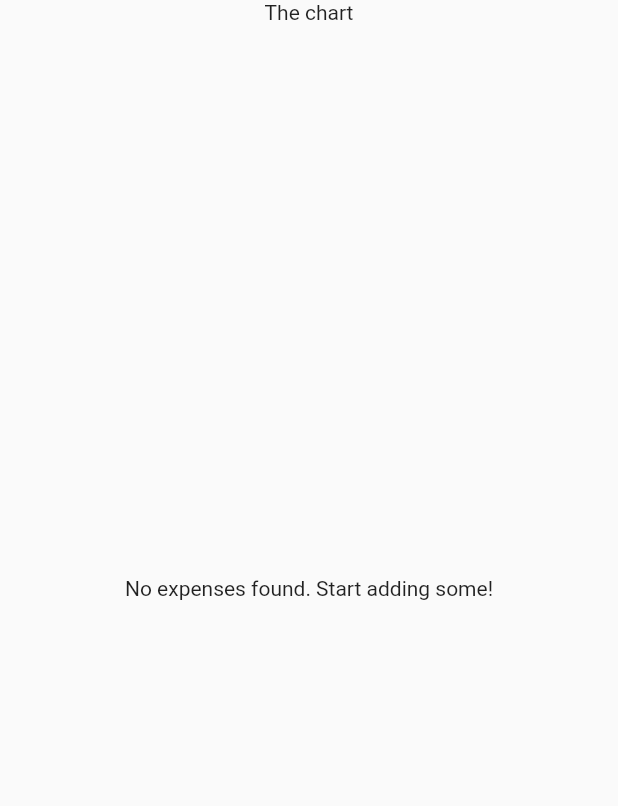
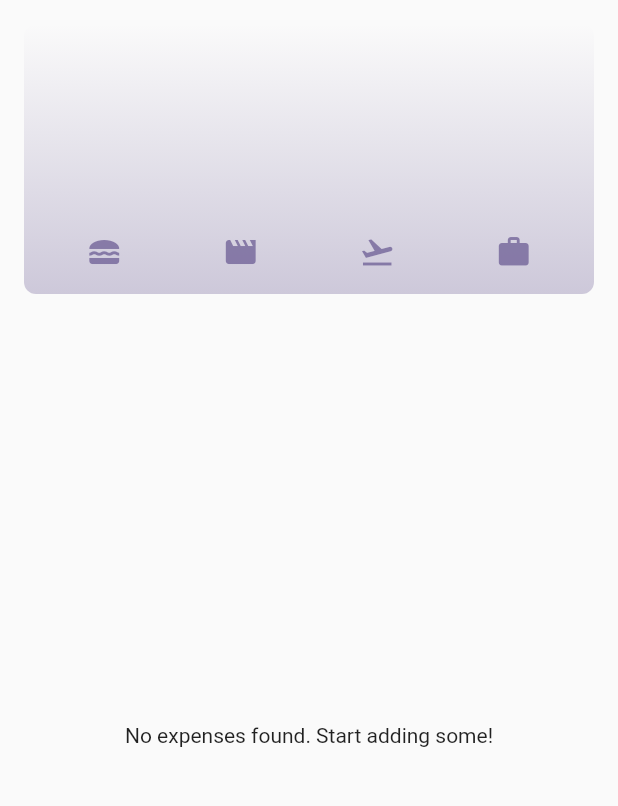
Before and after one commit to Demetre-Panjakidze/expense_tracker, a Flutter app: the screen it shows after launch, on a phone screen of 412 x 824 dp, the part 84-890 px from its top. Run offline on Flutter 3.47's test engine with Material 2 defaults, Android fonts, the phone set to English and light mode, and no system bars.

Commit message:
Section done. now responsiveness

```diff
--- a/lib/models/expense.dart
+++ b/lib/models/expense.dart
@@ -8,7 +8,7 @@ const uuid = Uuid();
 
 enum Category { food, travel, leisure, work }
 
-const CategoryIcons = {
+const categoryIcons = {
   Category.food: Icons.lunch_dining,
   Category.travel: Icons.flight_takeoff,
   Category.leisure: Icons.movie,
--- /dev/null
+++ b/lib/widgets/chart/chart.dart
@@ -0,0 +1,95 @@
+import 'package:flutter/material.dart';
+
+import 'package:expense_tracker/widgets/chart/chart_bar.dart';
+import 'package:expense_tracker/models/expense.dart';
+
+class Chart extends StatelessWidget {
+  const Chart({super.key, required this.expenses});
+
+  final List<Expense> expenses;
+
+  List<ExpenseBucket> get buckets {
+    return [
+      ExpenseBucket.forCategory(expenses, Category.food),
+      ExpenseBucket.forCategory(expenses, Category.leisure),
+      ExpenseBucket.forCategory(expenses, Category.travel),
+      ExpenseBucket.forCategory(expenses, Category.work),
+    ];
+  }
+
+  double get maxTotalExpense {
+    double maxTotalExpense = 0;
+
+    for (final bucket in buckets) {
+      if (bucket.totalExpenses > maxTotalExpense) {
+        maxTotalExpense = bucket.totalExpenses;
+      }
+    }
+
+    return maxTotalExpense;
+  }
+
+  @override
+  Widget build(BuildContext context) {
+    final isDarkMode =
+        MediaQuery.of(context).platformBrightness == Brightness.dark;
+    return Container(
+      margin: const EdgeInsets.all(16),
+      padding: const EdgeInsets.symmetric(
+        vertical: 16,
+        horizontal: 8,
+      ),
+      width: double.infinity,
+      height: 180,
+      decoration: BoxDecoration(
+        borderRadius: BorderRadius.circular(8),
+        gradient: LinearGradient(
+          colors: [
+            Theme.of(context).colorScheme.primary.withOpacity(0.3),
+            Theme.of(context).colorScheme.primary.withOpacity(0.0)
+          ],
+          begin: Alignment.bottomCenter,
+          end: Alignment.topCenter,
+        ),
+      ),
+      child: Column(
+        children: [
+          Expanded(
+            child: Row(
+              crossAxisAlignment: CrossAxisAlignment.end,
+              children: [
+                for (final bucket in buckets) // alternative to map()
+                  ChartBar(
+                    fill: bucket.totalExpenses == 0
+                        ? 0
+                        : bucket.totalExpenses / maxTotalExpense,
+                  )
+              ],
+            ),
+          ),
+          const SizedBox(height: 12),
+          Row(
+            children: buckets
+                .map(
+                  (bucket) => Expanded(
+                    child: Padding(
+                      padding: const EdgeInsets.symmetric(horizontal: 4),
+                      child: Icon(
+                        categoryIcons[bucket.category],
+                        color: isDarkMode
+                            ? Theme.of(context).colorScheme.secondary
+                            : Theme.of(context)
+                                .colorScheme
+                                .primary
+                                .withOpacity(0.7),
+                      ),
+                    ),
+                  ),
+                )
+                .toList(),
+          )
+        ],
+      ),
+    );
+  }
+}
--- a/lib/widgets/expenses.dart
+++ b/lib/widgets/expenses.dart
@@ -1,4 +1,5 @@
 import 'package:expense_tracker/models/expense.dart';
+import 'package:expense_tracker/widgets/chart/chart.dart';
 import 'package:expense_tracker/widgets/expenses_list/expenses_list.dart';
 import 'package:expense_tracker/widgets/new_expense.dart';
 import 'package:flutter/material.dart';
@@ -76,7 +77,7 @@ class _ExpensesState extends State<Expenses> {
       ),
       body: Column(
         children: [
-          const Text('The chart'),
+          Chart(expenses: _registeredExpenses),
           Expanded(
             child: mainContent,
           ),
--- a/lib/widgets/expenses_list/expense_item.dart
+++ b/lib/widgets/expenses_list/expense_item.dart
@@ -31,7 +31,7 @@ class ExpenseItem extends StatelessWidget {
                   children: [
                     Padding(
                       padding: const EdgeInsets.only(right: 8.0),
-                      child: Icon(CategoryIcons[expense.category]),
+                      child: Icon(categoryIcons[expense.category]),
                     ),
                     Text(expense.formattedDate),
                   ],
```
Also changed, not shown: lib/widgets/chart/chart_bar.dart (added, +34 -0 lines).
